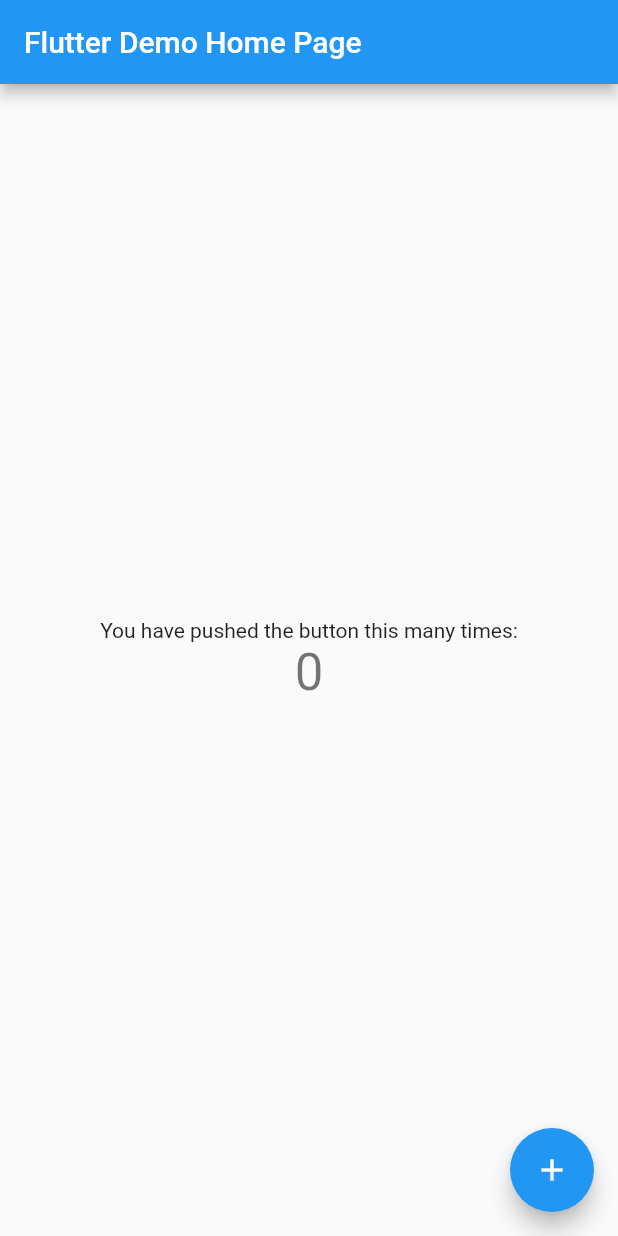
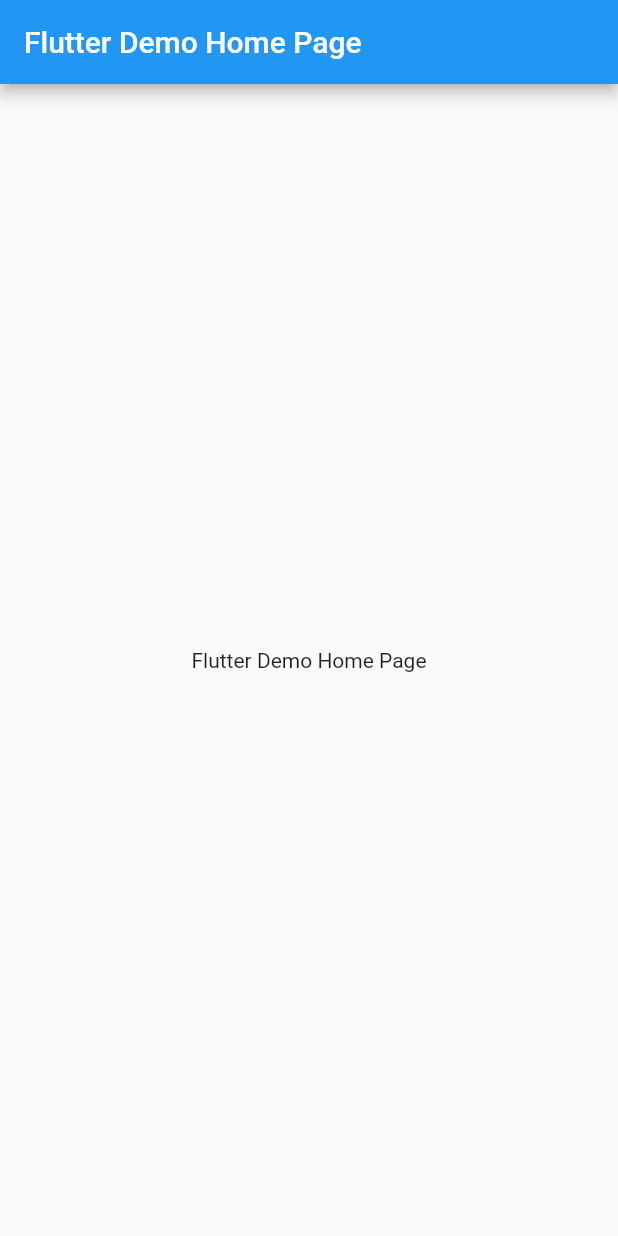
Before and after one commit to cancap/birb, a Flutter app: the screen it shows after launch, on a phone screen of 412 x 824 dp. Run offline on Flutter 3.47's test engine with Material 2 defaults, Android fonts, the phone set to English and light mode, and no system bars.

Commit message:
clean up code

```diff
--- a/app/lib/main.dart
+++ b/app/lib/main.dart
@@ -3,21 +3,11 @@ import 'package:flutter/material.dart';
 void main() => runApp(MyApp());
 
 class MyApp extends StatelessWidget {
-  // This widget is the root of your application.
   @override
   Widget build(BuildContext context) {
     return MaterialApp(
       title: 'Flutter Demo',
       theme: ThemeData(
-        // This is the theme of your application.
-        //
-        // Try running your application with "flutter run". You'll see the
-        // application has a blue toolbar. Then, without quitting the app, try
-        // changing the primarySwatch below to Colors.green and then invoke
-        // "hot reload" (press "r" in the console where you ran "flutter run",
-        // or simply save your changes to "hot reload" in a Flutter IDE).
-        // Notice that the counter didn't reset back to zero; the application
-        // is not restarted.
         primarySwatch: Colors.blue,
       ),
       home: const MyHomePage(title: 'Flutter Demo Home Page'),
@@ -28,15 +18,6 @@ class MyApp extends StatelessWidget {
 class MyHomePage extends StatefulWidget {
   const MyHomePage({Key key, this.title}) : super(key: key);
 
-  // This widget is the home page of your application. It is stateful, meaning
-  // that it has a State object (defined below) that contains fields that affect
-  // how it looks.
-
-  // This class is the configuration for the state. It holds the values (in this
-  // case the title) provided by the parent (in this case the App widget) and
-  // used by the build method of the State. Fields in a Widget subclass are
-  // always marked "final".
-
   final String title;
 
   @override
@@ -44,68 +25,16 @@ class MyHomePage extends StatefulWidget {
 }
 
 class _MyHomePageState extends State<MyHomePage> {
-  int _counter = 0;
-
-  void _incrementCounter() {
-    setState(() {
-      // This call to setState tells the Flutter framework that something has
-      // changed in this State, which causes it to rerun the build method below
-      // so that the display can reflect the updated values. If we changed
-      // _counter without calling setState(), then the build method would not be
-      // called again, and so nothing would appear to happen.
-      _counter++;
-    });
-  }
 
   @override
   Widget build(BuildContext context) {
-    // This method is rerun every time setState is called, for instance as done
-    // by the _incrementCounter method above.
-    //
-    // The Flutter framework has been optimized to make rerunning build methods
-    // fast, so that you can just rebuild anything that needs updating rather
-    // than having to individually change instances of widgets.
     return Scaffold(
       appBar: AppBar(
-        // Here we take the value from the MyHomePage object that was created by
-        // the App.build method, and use it to set our appbar title.
         title: Text(widget.title),
       ),
       body: Center(
-        // Center is a layout widget. It takes a single child and positions it
-        // in the middle of the parent.
-        child: Column(
-          // Column is also layout widget. It takes a list of children and
-          // arranges them vertically. By default, it sizes itself to fit its
-          // children horizontally, and tries to be as tall as its parent.
-          //
-          // Invoke "debug painting" (press "p" in the console, choose the
-          // "Toggle Debug Paint" action from the Flutter Inspector in Android
-          // Studio, or the "Toggle Debug Paint" command in Visual Studio Code)
-          // to see the wireframe for each widget.
-          //
-          // Column has various properties to control how it sizes itself and
-          // how it positions its children. Here we use mainAxisAlignment to
-          // center the children vertically; the main axis here is the vertical
-          // axis because Columns are vertical (the cross axis would be
-          // horizontal).
-          mainAxisAlignment: MainAxisAlignment.center,
-          children: <Widget>[
-            const Text(
-              'You have pushed the button this many times:',
-            ),
-            Text(
-              '$_counter',
-              style: Theme.of(context).textTheme.display1,
-            ),
-          ],
-        ),
+        child: Text(widget.title)
       ),
-      floatingActionButton: FloatingActionButton(
-        onPressed: _incrementCounter,
-        tooltip: 'Increment',
-        child: const Icon(Icons.add),
-      ), // This trailing comma makes auto-formatting nicer for build methods.
     );
   }
 }
```
Also changed, not shown: 1 other file.
